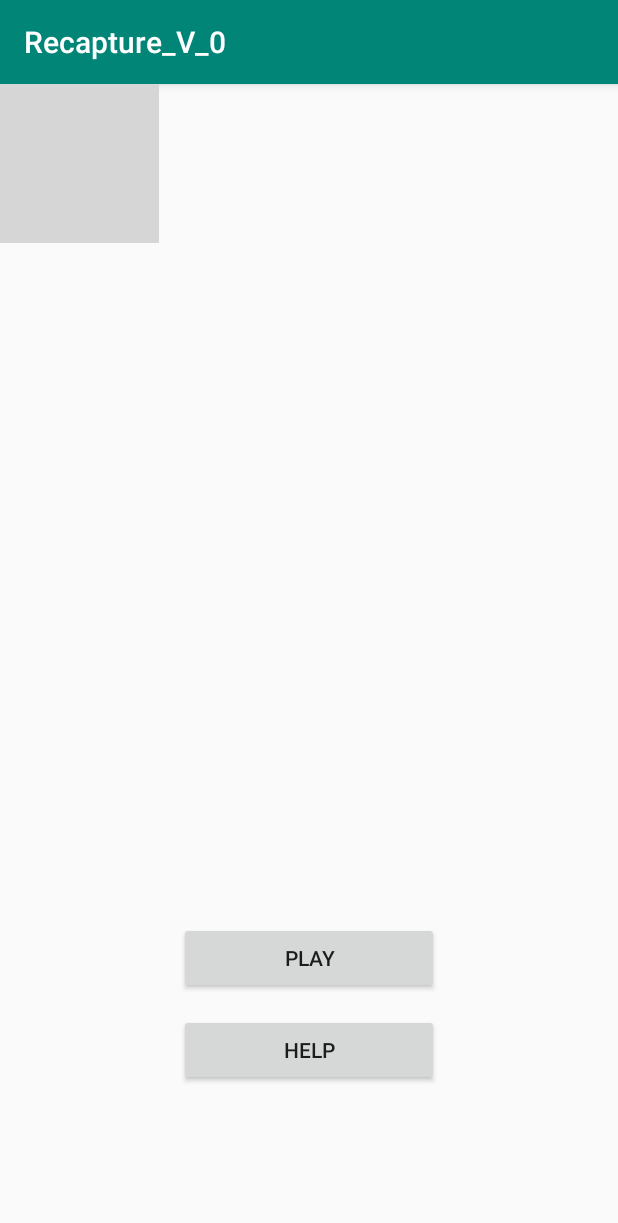
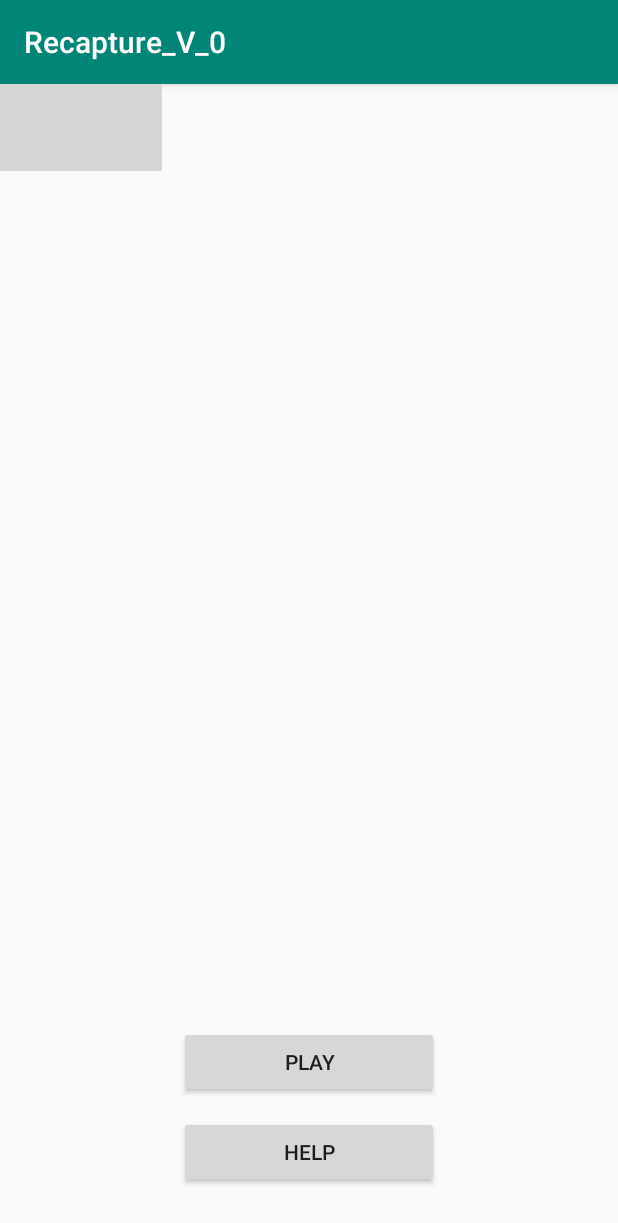
Before and after one commit to Bazifrasool/Recapture, an Android app: the screen it shows after launch (MainActivity), on a phone screen of 412 x 824 dp. Shown: the top 1223 px of the screen. Run offline under Robolectric (Android 15) with nearby library versions, the phone set to English and light mode, and no system bars; grey boxes are pictures that could not be loaded.

Commit message:
Added New Image to #2

```diff
--- a/app/src/main/java/com/example/recapture_v_0/MainActivity.java
+++ b/app/src/main/java/com/example/recapture_v_0/MainActivity.java
@@ -3,6 +3,7 @@ package com.example.recapture_v_0;
 import androidx.appcompat.app.AppCompatActivity;
 
 import android.os.Bundle;
+import android.view.View;
 
 public class MainActivity extends AppCompatActivity {
 
@@ -11,4 +12,9 @@ public class MainActivity extends AppCompatActivity {
         super.onCreate(savedInstanceState);
         setContentView(R.layout.activity_main);
     }
+   public  void buttonclick(View view)
+    {
+        System.out.println("button click\n");
+    }
+
 }
--- a/app/src/main/res/layout/activity_main.xml
+++ b/app/src/main/res/layout/activity_main.xml
@@ -10,32 +10,33 @@
         android:id="@+id/Play_button"
         android:layout_width="173dp"
         android:layout_height="48dp"
-        android:layout_marginBottom="13dp"
+        android:layout_marginBottom="12dp"
         android:text="Play"
         app:layout_constraintBottom_toTopOf="@+id/Help_button"
         app:layout_constraintEnd_toEndOf="parent"
-        app:layout_constraintHorizontal_bias="0.5"
         app:layout_constraintStart_toStartOf="parent" />
 
     <Button
         android:id="@+id/Help_button"
         android:layout_width="173dp"
         android:layout_height="48dp"
-        android:layout_marginBottom="100dp"
+        android:layout_marginBottom="32dp"
+        android:onClick="buttonclick"
         android:text="Help"
         app:layout_constraintBottom_toBottomOf="parent"
         app:layout_constraintEnd_toEndOf="parent"
-        app:layout_constraintHorizontal_bias="0.5"
         app:layout_constraintStart_toStartOf="parent" />
 
     <ImageView
         android:id="@+id/imageView4"
         android:layout_width="wrap_content"
         android:layout_height="wrap_content"
-        android:scaleType="centerInside"
-        android:scaleX="1.2"
-        android:scaleY="1.2"
-        android:src="@drawable/doc"
+        android:scaleType="fitCenter"
+        android:scaleX="1.25"
+        android:scaleY="1.25"
+        android:src="@drawable/brain"
+        android:translationX="0dp"
+        android:translationY="-50dp"
         app:layout_constraintStart_toStartOf="parent"
         app:layout_constraintTop_toTopOf="parent" />
 
```
